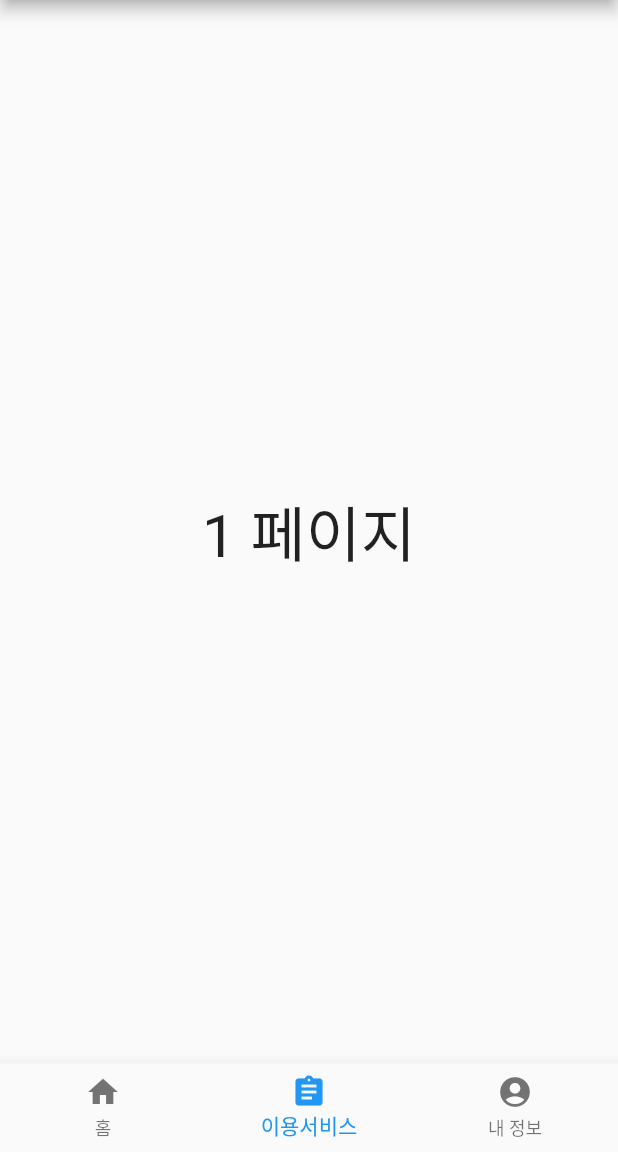
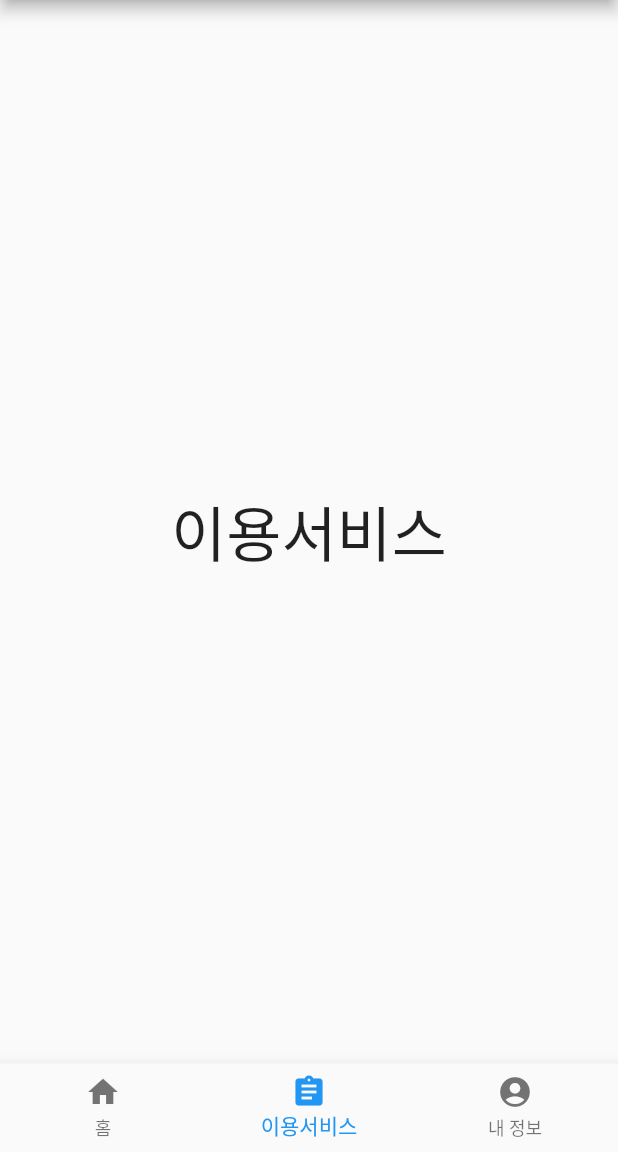
Before and after one commit to kopro-ov/TIL, a Flutter app: the screen it shows after launch, item 2 of the bottom bar chosen, on a phone screen of 412 x 824 dp, the part 84-1236 px from its top. Run offline on Flutter 3.47's test engine with Material 2 defaults, Android fonts, the phone set to English and light mode, and no system bars.

Commit message:
Feat 화면이 3개인 UI 작성
1. 화면을 작성할 때는 상태를 변경할 만한 변수가 없다면 StatelessWidget으로 작성
2. Scaffold의 body프로퍼티에 _pages[_index]

```diff
--- a/framework/flutter/project/flutter_first_web/lib/main.dart
+++ b/framework/flutter/project/flutter_first_web/lib/main.dart
@@ -22,6 +22,11 @@ class MyHomePage extends StatefulWidget {
 
 class _MyHomePageState extends State<MyHomePage> {
   var _index = 0; //페이지 인덱스 0, 1, 2
+  var _pages = [
+    Page1(),
+    Page2(),
+    Page3(),
+  ];
 
   @override
   Widget build(BuildContext context) {
@@ -38,12 +43,7 @@ class _MyHomePageState extends State<MyHomePage> {
           ),
         ],
       ),
-      body: Center(
-        child: Text(
-          '$_index 페이지',
-          style: TextStyle(fontSize: 40),
-        ),
-      ),
+      body: _pages[_index],
       bottomNavigationBar: BottomNavigationBar(
           onTap: (index) {
             setState(() {
@@ -68,3 +68,39 @@ class _MyHomePageState extends State<MyHomePage> {
     );
   }
 }
+
+class Page1 extends StatelessWidget {
+  @override
+  Widget build(BuildContext context) {
+    return Center(
+      child: Text(
+        '홈 페이지', //이 부분의 글자만 다르게 작성
+        style: TextStyle(fontSize: 40),
+      ),
+    );
+  }
+}
+
+class Page2 extends StatelessWidget {
+  @override
+  Widget build(BuildContext context) {
+    return Center(
+      child: Text(
+        '이용서비스',
+        style: TextStyle(fontSize: 40),
+      ),
+    );
+  }
+}
+
+class Page3 extends StatelessWidget {
+  @override
+  Widget build(BuildContext context) {
+    return Center(
+      child: Text(
+        '내 정보',
+        style: TextStyle(fontSize: 40),
+      ),
+    );
+  }
+}
```
